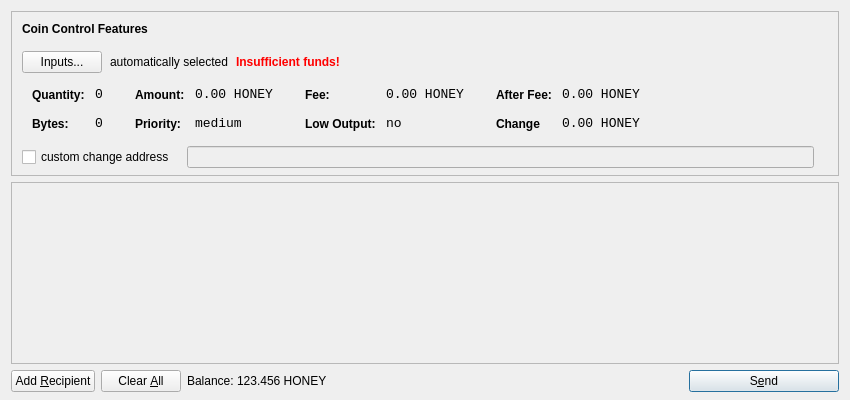
Before: the Qt Designer form src/qt/forms/sendcoinsdialog.ui in cryptofun/honey, drawn with Qt 5.
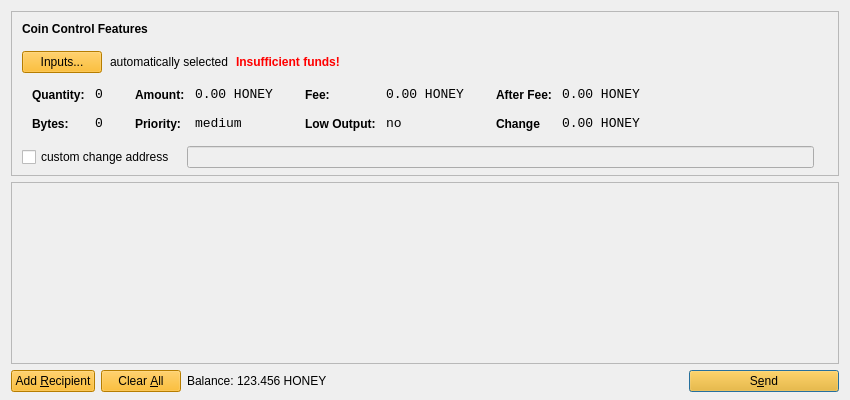
After: the same form once the commit is applied. Icons and pictures are not drawn.

What changed in the file:
```diff
--- a/src/qt/forms/sendcoinsdialog.ui
+++ b/src/qt/forms/sendcoinsdialog.ui
@@ -39,7 +39,7 @@
      </property>
      <layout class="QVBoxLayout" name="verticalLayoutCoinControl2">
       <property name="spacing">
-       <number>-1</number>
+       <number>6</number>
       </property>
       <property name="leftMargin">
        <number>0</number>
@@ -104,7 +104,7 @@
           <item>
            <widget class="QPushButton" name="pushButtonCoinControl">
             <property name="styleSheet">
-             <string notr="true"/>
+             <string notr="true">background-color: rgb(255, 175, 0);</string>
             </property>
             <property name="text">
              <string>Inputs...</string>
@@ -664,6 +664,9 @@
        <property name="toolTip">
         <string>Send to multiple recipients at once</string>
        </property>
+       <property name="styleSheet">
+        <string notr="true">background-color: rgb(255, 175, 0);</string>
+       </property>
        <property name="text">
         <string>Add &amp;Recipient</string>
        </property>
@@ -683,6 +686,9 @@
        <property name="toolTip">
         <string>Remove all transaction fields</string>
        </property>
+       <property name="styleSheet">
+        <string notr="true">background-color: rgb(255, 175, 0);</string>
+       </property>
        <property name="text">
         <string>Clear &amp;All</string>
        </property>
@@ -757,6 +763,9 @@
        <property name="toolTip">
         <string>Confirm the send action</string>
        </property>
+       <property name="styleSheet">
+        <string notr="true">background-color: rgb(255, 175, 0);</string>
+       </property>
        <property name="text">
         <string>S&amp;end</string>
        </property>
```
Left out of the diff: 24 changed lines with no effect on the pictures.
